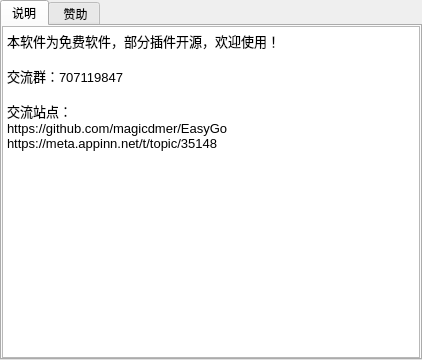
Above: AboutDialog.ui from magicdmer/EasyGo before the change. Below: the same form after it.
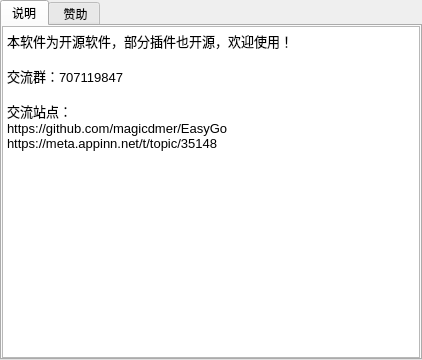
That is the form after the change. Icons and pictures are not drawn.

Commit message: chore: update README.md and intro in aboutdialog

Patch:
```diff
--- a/AboutDialog.ui
+++ b/AboutDialog.ui
@@ -65,7 +65,7 @@
           <bool>true</bool>
          </property>
          <property name="plainText">
-          <string>本软件为免费软件，部分插件开源，欢迎使用！
+          <string>本软件为开源软件，部分插件也开源，欢迎使用！
 
 交流群：707119847
 
```
The commit also changes 2 other files.
